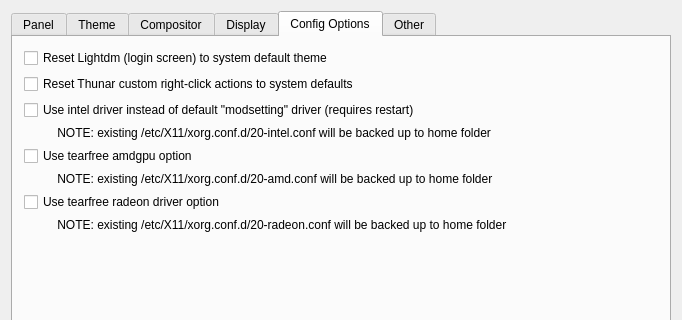
The window that defaultlook.ui (MX-Linux/mx-tweak) describes before a commit, drawn with Qt 5; both pictures show x 0 to 682 and y 0 to 320 of the 682 by 562 pixel window.
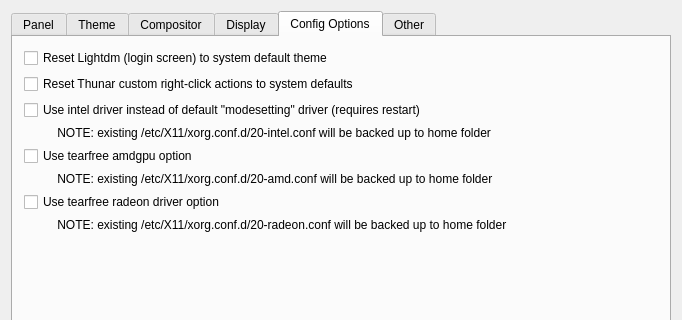
The same window after the commit. The open tabs and pages were chosen to show the change. Icons and pictures are not drawn.

```diff
--- a/defaultlook.ui
+++ b/defaultlook.ui
@@ -1035,7 +1035,7 @@
            <item row="2" column="0">
             <widget class="QCheckBox" name="checkboxIntelDriver">
              <property name="text">
-              <string>Use intel driver instead of default &quot;modsetting&quot; driver (requires restart)</string>
+              <string>Use intel driver instead of default &quot;modesetting&quot; driver (requires restart)</string>
              </property>
             </widget>
            </item>
```
Left out of the diff: 2 changed lines with no effect on the pictures.
